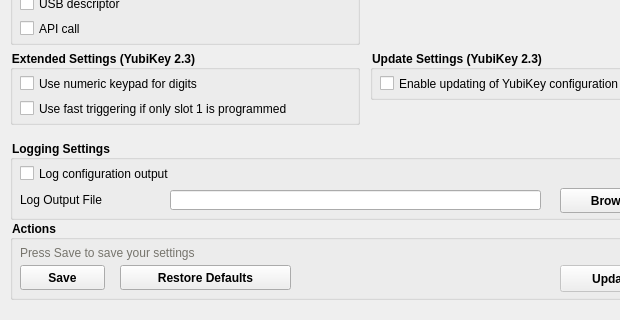
Above: src/ui/settingpage.ui from Yubico/yubikey-personalization-gui-dpkg before the change; both pictures show x 0 to 620 and y 330 to 650 of the 730 by 650 pixel window. Below: the same form after it.
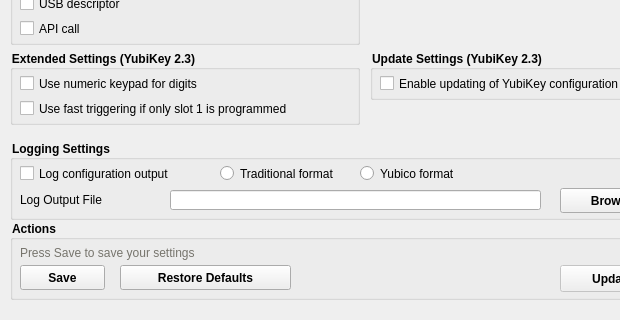
That is the form after the change. Icons and pictures are not drawn.

What changed in the file:
```diff
--- a/src/ui/settingpage.ui
+++ b/src/ui/settingpage.ui
@@ -271,7 +271,7 @@
       <rect>
        <x>10</x>
        <y>25</y>
-       <width>221</width>
+       <width>171</width>
        <height>17</height>
       </rect>
      </property>
@@ -355,6 +355,38 @@
       <bool>false</bool>
      </property>
     </widget>
+    <widget class="QRadioButton" name="logTraditionalRadio">
+     <property name="geometry">
+      <rect>
+       <x>210</x>
+       <y>25</y>
+       <width>131</width>
+       <height>17</height>
+      </rect>
+     </property>
+     <property name="styleSheet">
+      <string notr="true">font-weight: normal;</string>
+     </property>
+     <property name="text">
+      <string>Traditional format</string>
+     </property>
+    </widget>
+    <widget class="QRadioButton" name="logYubicoRadio">
+     <property name="geometry">
+      <rect>
+       <x>350</x>
+       <y>25</y>
+       <width>120</width>
+       <height>17</height>
+      </rect>
+     </property>
+     <property name="styleSheet">
+      <string notr="true">font-weight: normal;</string>
+     </property>
+     <property name="text">
+      <string>Yubico format</string>
+     </property>
+    </widget>
    </widget>
    <widget class="QGroupBox" name="actionsBox">
     <property name="geometry">
```
Left out of the diff: 14 changed lines with no effect on the pictures.
